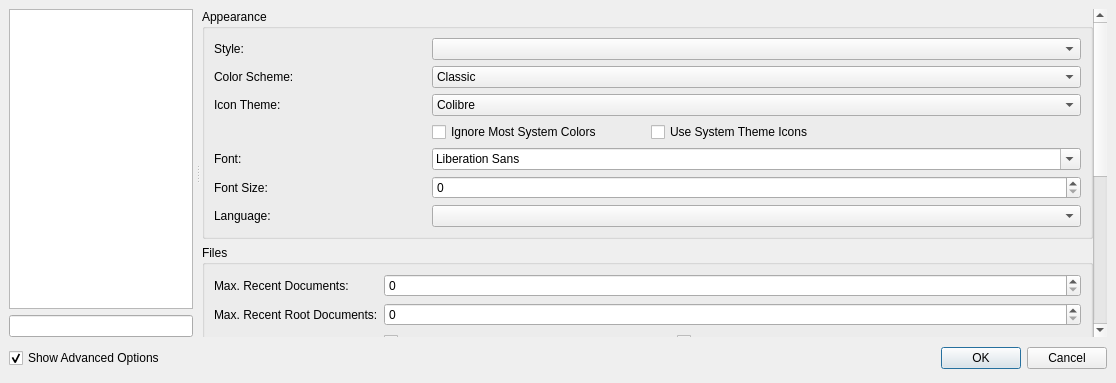
Old version of the form src/configdialog.ui in the repository texstudio-org/texstudio.
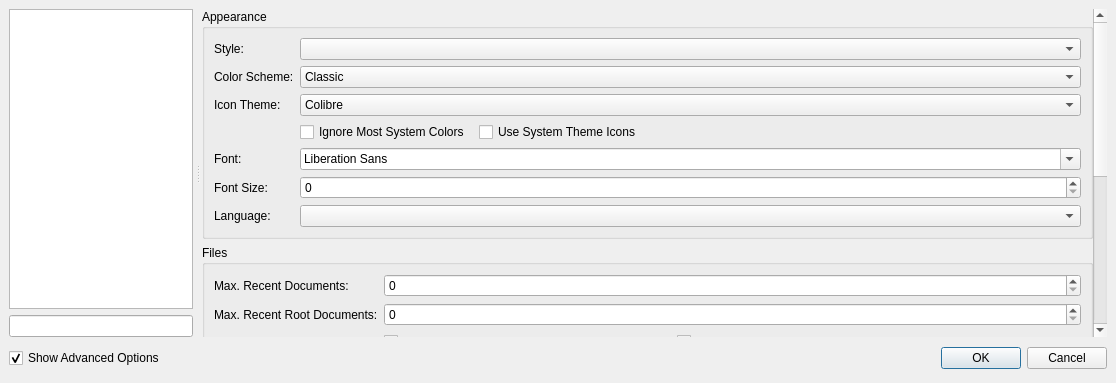
New version of the form. Icons and pictures are not drawn.

Commit message:
narrow General config (#2750)
* narrow General config

* large Language combobox turns back

Diff of the .ui file:
```diff
--- a/src/configdialog.ui
+++ b/src/configdialog.ui
@@ -164,17 +164,7 @@
                  <property name="title">
                   <string>Appearance</string>
                  </property>
-                 <layout class="QGridLayout">
-                  <item row="4" column="1">
-                   <widget class="QCheckBox" name="checkBoxUseTexmakerPalette">
-                    <property name="text">
-                     <string>Ignore Most System Colors</string>
-                    </property>
-                    <property name="advancedOption" stdset="0">
-                     <bool>true</bool>
-                    </property>
-                   </widget>
-                  </item>
+                 <layout class="QGridLayout" columnstretch="0,0,1">
                   <item row="0" column="1" colspan="3">
                    <widget class="QComboBox" name="comboBoxInterfaceStyle">
                     <property name="sizePolicy">
@@ -293,7 +283,22 @@
                     </property>
                    </widget>
                   </item>
-                  <item row="4" column="2">
+                  <item row="4" column="1" colspan="3">
+                   <layout class="QHBoxLayout">
+                    <property name="spacing">
+                     <number>9</number>
+                    </property>
+                    <item>
+                     <widget class="QCheckBox" name="checkBoxUseTexmakerPalette">
+                      <property name="text">
+                       <string>Ignore Most System Colors</string>
+                      </property>
+                      <property name="advancedOption" stdset="0">
+                       <bool>true</bool>
+                      </property>
+                     </widget>
+                    </item>
+                    <item>
                    <widget class="QCheckBox" name="checkBoxUseSystemTheme">
                     <property name="text">
                      <string>Use System Theme Icons</string>
@@ -302,6 +307,21 @@
                      <bool>true</bool>
                     </property>
                    </widget>
+                    </item>
+                    <item>
+                     <spacer>
+                      <property name="orientation">
+                       <enum>Qt::Horizontal</enum>
+                      </property>
+                      <property name="sizeHint" stdset="0">
+                       <size>
+                        <width>40</width>
+                        <height>0</height>
+                       </size>
+                      </property>
+                     </spacer>
+                    </item>
+                   </layout>
                   </item>
                   <item row="2" column="0">
                    <widget class="QLabel" name="label_27">
```
Lines whose indentation alone changed are shown as unchanged.
